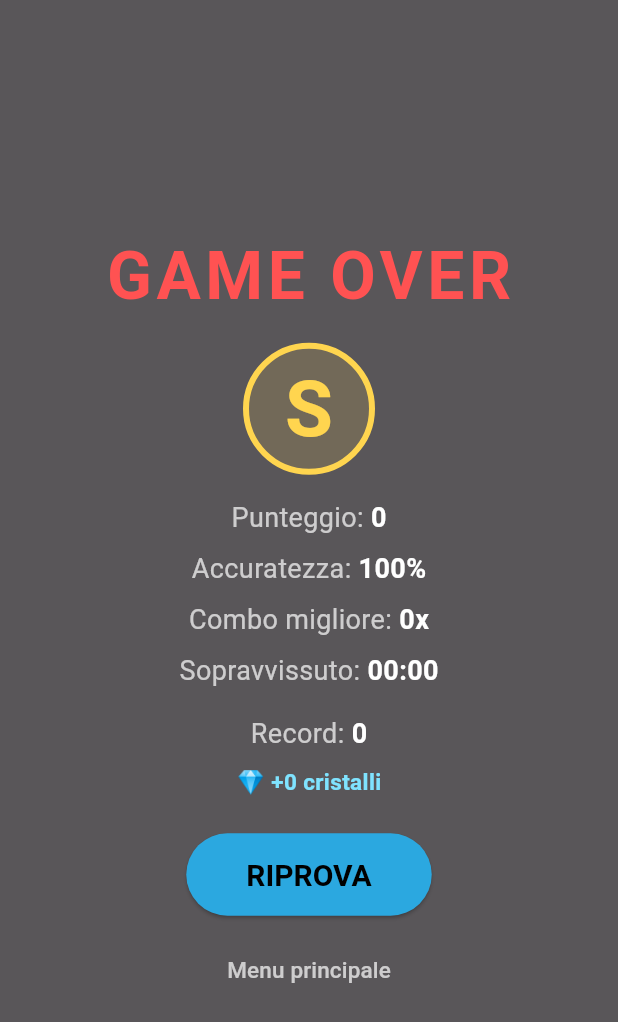
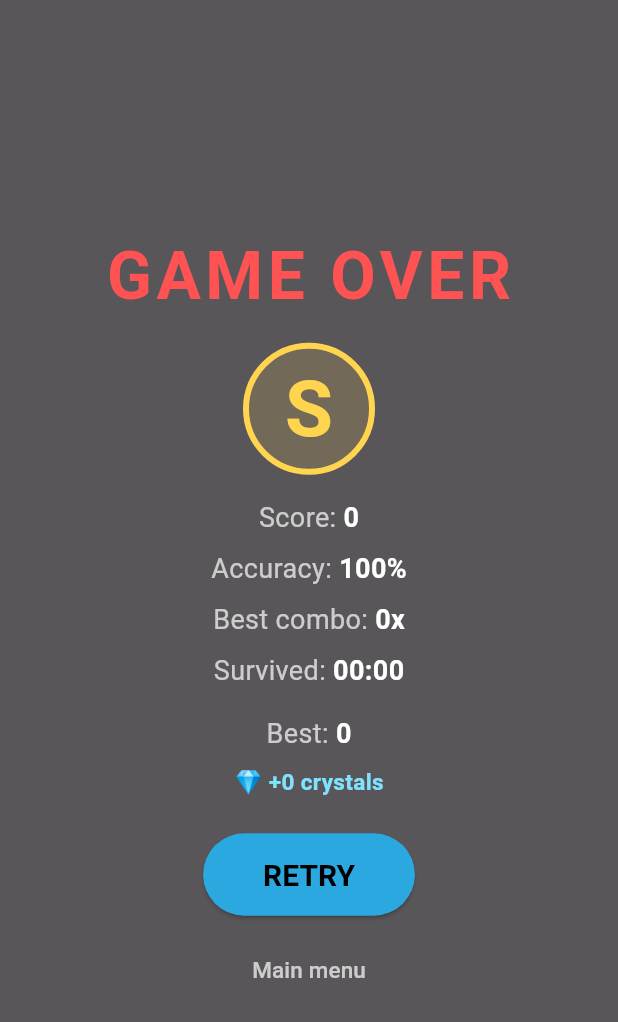
Before and after one commit to ianes1978/Battle-Hymn, a Flutter app: the GameOverOverlay widget shown alone on an empty page, opened directly with empty values, on a phone screen of 412 x 824 dp. Shown: the top 1022 px of the screen. Run offline on Flutter 3.47's test engine with Material 3 defaults, Android fonts, the phone set to English and light mode, and no system bars; our stand-ins replace audioplayers, path_drawing, shared_preferences, web; missing offline and left inert: flame; accounts and stored records are empty.

Commit message:
Interfaccia multilingua (italiano/inglese) con rilevamento lingua di sistema
- lib/i18n/strings.dart: localizzazione leggera; L.detect() sceglie italiano
  se il dispositivo e' in italiano, altrimenti inglese (default)
- main.dart chiama L.detect() all'avvio
- tutte le stringhe visibili (menu, opzioni, pausa, game over, potenziamenti,
  HUD, banner) passano dai getter di L
- le etichette musicali (Do Re Mi / C D E) restano invariate per scelta
- README: nota sulla lingua

Co-Authored-By: Claude Opus 4.8 <noreply@anthropic.com>
Claude-Session: https://claude.ai/code/session_01E6evGijAovevQpyazuouZp

```diff
--- a/lib/game/game_state.dart
+++ b/lib/game/game_state.dart
@@ -2,6 +2,7 @@ import 'dart:math';
 
 import 'package:flutter/material.dart';
 
+import '../i18n/strings.dart';
 import 'config.dart';
 import 'note_data.dart';
 import 'tuning.dart';
@@ -115,7 +116,7 @@ class GameState {
         gems -= GameConfig.gemsPerLife;
         if (lives < GameConfig.maxLives) {
           lives += 1;
-          _showBanner('+1 VITA!');
+          _showBanner(L.lifeGained);
           _addFlash(const Color(0xFFFFD54F), 0.5);
           _addShake(6);
         }
@@ -155,7 +156,7 @@ class GameState {
       if (lives > 0) {
         lives -= 1;
         hp = GameConfig.maxHp;
-        _showBanner('VITA PERSA');
+        _showBanner(L.lifeLost);
       } else {
         isGameOver = true;
       }
--- a/lib/game/upgrades.dart
+++ b/lib/game/upgrades.dart
@@ -1,5 +1,6 @@
 import 'package:shared_preferences/shared_preferences.dart';
 
+import '../i18n/strings.dart';
 import 'tuning.dart';
 
 /// Progressione roguelite persistente: cristalli guadagnati a fine partita e
@@ -20,18 +21,18 @@ class Upgrades {
   static const List<String> keys = ['life', 'slow', 'shield', 'luck'];
 
   static String title(String k) => switch (k) {
-        'life' => 'Vita iniziale',
-        'slow' => 'Note più lente',
-        'shield' => 'Scudo',
-        'luck' => 'Fortuna gemme',
+        'life' => L.upLifeTitle,
+        'slow' => L.upSlowTitle,
+        'shield' => L.upShieldTitle,
+        'luck' => L.upLuckTitle,
         _ => k,
       };
 
   static String describe(String k) => switch (k) {
-        'life' => '+1 vita iniziale',
-        'slow' => 'Note +8% più lente',
-        'shield' => '-15% danno da miss',
-        'luck' => 'Finestre gemma più larghe',
+        'life' => L.upLifeDesc,
+        'slow' => L.upSlowDesc,
+        'shield' => L.upShieldDesc,
+        'luck' => L.upLuckDesc,
         _ => '',
       };
 
--- /dev/null
+++ b/lib/i18n/strings.dart
@@ -0,0 +1,103 @@
+import 'dart:ui' as ui;
+
+/// Lingue supportate dall'interfaccia.
+enum Lang { en, it }
+
+/// Localizzazione leggera dell'interfaccia.
+///
+/// La lingua viene rilevata dal sistema all'avvio ([detect]): italiano se il
+/// dispositivo è in italiano, inglese in tutti gli altri casi. Tutte le
+/// stringhe visibili passano da qui tramite semplici getter.
+class L {
+  L._();
+
+  /// Lingua corrente (default: inglese).
+  static Lang lang = Lang.en;
+
+  /// Rileva la lingua di sistema. Va chiamata dopo l'init dei binding.
+  static void detect() {
+    final String code = ui.PlatformDispatcher.instance.locale.languageCode;
+    lang = code == 'it' ? Lang.it : Lang.en;
+  }
+
+  /// Sceglie tra inglese e italiano in base alla lingua corrente.
+  static String _t(String en, String it) => lang == Lang.it ? it : en;
+
+  // --- Menu -----------------------------------------------------------------
+  static String get tagline => 'rhythm bullet-heaven';
+  static String get play => _t('PLAY', 'GIOCA');
+  static String get options => _t('OPTIONS', 'OPZIONI');
+  static String get upgrades => _t('UPGRADES', 'POTENZIAMENTI');
+  static String get record => _t('Best', 'Record');
+  static String get menuHint => _t(
+        'Hit the HIGHLIGHTED note by pressing the right key.\n'
+            'The note matters, not the octave. On beat = gem; 5 gems = +1 life.',
+        'Colpisci la nota EVIDENZIATA premendo il tasto giusto.\n'
+            'Conta la nota, non l\'ottava. A tempo = gemma; 5 gemme = +1 vita.',
+      );
+
+  // --- Opzioni --------------------------------------------------------------
+  static String get optionsTitle => _t('OPTIONS', 'OPZIONI');
+  static String get difficulty => _t('Difficulty', 'Difficoltà');
+  static String get easy => _t('Easy', 'Facile');
+  static String get normal => _t('Normal', 'Normale');
+  static String get hard => _t('Hard', 'Difficile');
+  static String get diffHintEasy => _t('Basic enemies only', 'Solo nemici base');
+  static String get diffHintNormal =>
+      _t('+ fast & armored', '+ veloci e corazzati');
+  static String get diffHintHard =>
+      _t('+ mini-bosses (all)', '+ mini-boss (tutto)');
+  static String tempo(int bpm) => _t('Tempo: $bpm BPM', 'Tempo: $bpm BPM');
+  static String get labels => _t('Labels', 'Etichette');
+  static String get labelsNone => _t('None', 'Nessuna');
+  static String get keyboardColors => _t('Keyboard colors', 'Colori tastiera');
+  static String get on => 'ON';
+  static String get off => 'OFF';
+  static String get audio => 'AUDIO';
+  static String get sound => _t('Sound', 'Suono');
+  static String volume(int pct) => _t('Volume: $pct%', 'Volume: $pct%');
+  static String get back => _t('BACK', 'INDIETRO');
+
+  // --- Pausa ----------------------------------------------------------------
+  static String get paused => _t('PAUSED', 'PAUSA');
+  static String get resume => _t('RESUME', 'RIPRENDI');
+  static String get restart => _t('Restart', 'Ricomincia');
+  static String get mainMenu => _t('Main menu', 'Menu principale');
+
+  // --- Game over ------------------------------------------------------------
+  static String get gameOver => 'GAME OVER';
+  static String get score => _t('Score', 'Punteggio');
+  static String get accuracy => _t('Accuracy', 'Accuratezza');
+  static String get bestCombo => _t('Best combo', 'Combo migliore');
+  static String get survived => _t('Survived', 'Sopravvissuto');
+  static String get newRecord => _t('NEW RECORD!', 'NUOVO RECORD!');
+  static String crystalsEarned(int n) =>
+      _t('+$n crystals', '+$n cristalli');
+  static String get retry => _t('RETRY', 'RIPROVA');
+
+  // --- Potenziamenti --------------------------------------------------------
+  static String get upgradesTitle => _t('UPGRADES', 'POTENZIAMENTI');
+  static String crystals(int n) => _t('$n crystals', '$n cristalli');
+  static String get max => 'MAX';
+  static String get upLifeTitle => _t('Starting life', 'Vita iniziale');
+  static String get upLifeDesc => _t('+1 starting life', '+1 vita iniziale');
+  static String get upSlowTitle => _t('Slower notes', 'Note più lente');
+  static String get upSlowDesc => _t('Notes 8% slower', 'Note +8% più lente');
+  static String get upShieldTitle => _t('Shield', 'Scudo');
+  static String get upShieldDesc => _t('-15% miss damage', '-15% danno da miss');
+  static String get upLuckTitle => _t('Gem luck', 'Fortuna gemme');
+  static String get upLuckDesc =>
+      _t('Wider gem windows', 'Finestre gemma più larghe');
+
+  // --- HUD ------------------------------------------------------------------
+  static String get scoreLabel => _t('SCORE', 'PUNTEGGIO');
+  static String get combo => 'COMBO';
+  static String get perfect => _t('PERFECT  +GEM', 'PERFECT  +GEMMA');
+  static String get good => _t('GOOD  +GEM', 'GOOD  +GEMMA');
+  static String get ok => 'OK';
+  static String get miss => 'MISS';
+
+  // --- Banner ---------------------------------------------------------------
+  static String get lifeGained => _t('+1 LIFE!', '+1 VITA!');
+  static String get lifeLost => _t('LIFE LOST', 'VITA PERSA');
+}
--- a/lib/main.dart
+++ b/lib/main.dart
@@ -3,6 +3,7 @@ import 'package:flutter/material.dart';
 import 'package:flutter/services.dart';
 
 import 'game/battle_hymn_game.dart';
+import 'i18n/strings.dart';
 import 'ui/game_over_overlay.dart';
 import 'ui/menu_overlay.dart';
 import 'ui/options_overlay.dart';
@@ -12,6 +13,9 @@ import 'ui/upgrades_overlay.dart';
 /// Punto di ingresso dell'applicazione.
 void main() {
   WidgetsFlutterBinding.ensureInitialized();
+  // Lingua dell'interfaccia: italiano se il sistema è in italiano, altrimenti
+  // inglese.
+  L.detect();
   // Orientamento verticale (portrait) su mobile.
   SystemChrome.setPreferredOrientations([
     DeviceOrientation.portraitUp,
--- a/lib/ui/game_over_overlay.dart
+++ b/lib/ui/game_over_overlay.dart
@@ -1,6 +1,7 @@
 import 'package:flutter/material.dart';
 
 import '../game/battle_hymn_game.dart';
+import '../i18n/strings.dart';
 
 /// Schermata di game over: mostra punteggio, combo migliore e tempo, con
 /// pulsante per riprovare.
@@ -21,9 +22,9 @@ class GameOverOverlay extends StatelessWidget {
       child: Column(
         mainAxisSize: MainAxisSize.min,
         children: [
-          const Text(
-            'GAME OVER',
-            style: TextStyle(
+          Text(
+            L.gameOver,
+            style: const TextStyle(
               fontSize: 44,
               fontWeight: FontWeight.bold,
               color: Colors.redAccent,
@@ -33,21 +34,21 @@ class GameOverOverlay extends StatelessWidget {
           const SizedBox(height: 12),
           _gradeBadge(state.grade),
           const SizedBox(height: 12),
-          _stat('Punteggio', '${state.score}'),
-          _stat('Accuratezza', '${(state.accuracy * 100).round()}%'),
-          _stat('Combo migliore', '${state.bestCombo}x'),
-          _stat('Sopravvissuto', time),
+          _stat(L.score, '${state.score}'),
+          _stat(L.accuracy, '${(state.accuracy * 100).round()}%'),
+          _stat(L.bestCombo, '${state.bestCombo}x'),
+          _stat(L.survived, time),
           const SizedBox(height: 8),
           if (game.newRecord)
-            const Text('NUOVO RECORD!',
-                style: TextStyle(
+            Text(L.newRecord,
+                style: const TextStyle(
                     color: Color(0xFF7FE3FF),
                     fontSize: 18,
                     fontWeight: FontWeight.bold))
           else
-            _stat('Record', '${game.highScore}'),
+            _stat(L.record, '${game.highScore}'),
           const SizedBox(height: 4),
-          Text('💎 +${game.lastCrystalsEarned} cristalli',
+          Text('💎 ${L.crystalsEarned(game.lastCrystalsEarned)}',
               style: const TextStyle(
                   color: Color(0xFF7FE3FF),
                   fontSize: 15,
@@ -62,14 +63,14 @@ class GameOverOverlay extends StatelessWidget {
               textStyle:
                   const TextStyle(fontSize: 20, fontWeight: FontWeight.bold),
             ),
-            child: const Text('RIPROVA'),
+            child: Text(L.retry),
           ),
           const SizedBox(height: 12),
           TextButton(
             onPressed: game.goToMenu,
-            child: const Text(
-              'Menu principale',
-              style: TextStyle(color: Colors.white70, fontSize: 15),
+            child: Text(
+              L.mainMenu,
+              style: const TextStyle(color: Colors.white70, fontSize: 15),
             ),
           ),
         ],
```
Also changed, not shown: lib/components/hud.dart (+7 -6 lines), lib/ui/menu_overlay.dart (+8 -8 lines), lib/ui/options_overlay.dart (+25 -24 lines), lib/ui/pause_overlay.dart (+11 -10 lines), lib/ui/upgrades_overlay.dart (+8 -7 lines), 1 other file.
